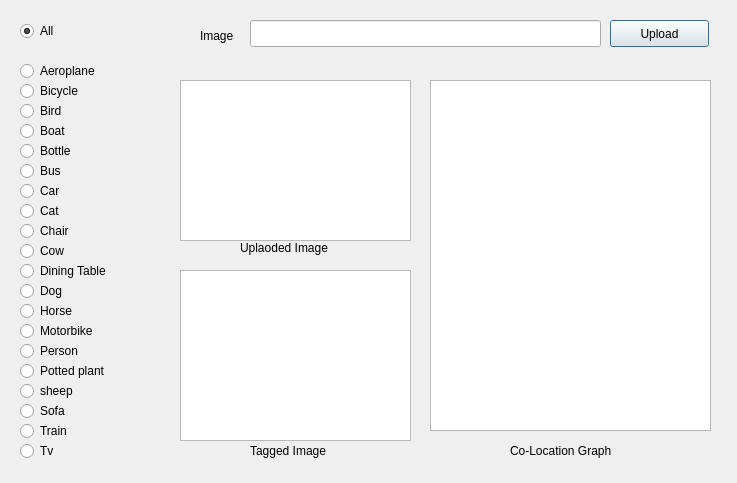
This is GUI.ui in yashchandak/Co-Location-Graph as Qt 5 draws it before an edit. The edited form follows.
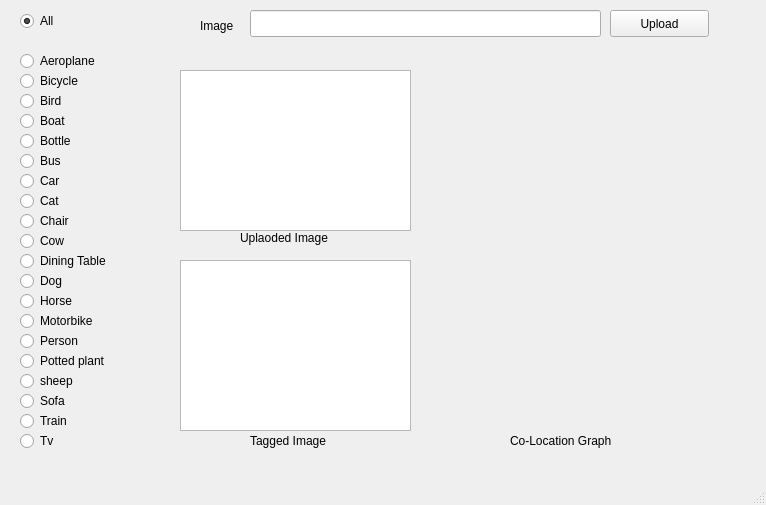
This is the edited form.

Commit message: integrated graph to GUI

The edit to the form file:
```diff
--- a/GUI.ui
+++ b/GUI.ui
@@ -1,178 +1,19 @@
 <?xml version="1.0" encoding="UTF-8"?>
 <ui version="4.0">
- <class>Dialog</class>
- <widget class="QDialog" name="Dialog">
+ <class>MainWindow</class>
+ <widget class="QMainWindow" name="MainWindow">
   <property name="geometry">
    <rect>
     <x>0</x>
     <y>0</y>
-    <width>737</width>
-    <height>483</height>
+    <width>766</width>
+    <height>505</height>
    </rect>
   </property>
   <property name="windowTitle">
    <string>Dialog</string>
   </property>
-  <widget class="QRadioButton" name="radioButton">
-   <property name="geometry">
-    <rect>
-     <x>20</x>
-     <y>20</y>
-     <width>117</width>
-     <height>22</height>
-    </rect>
-   </property>
-   <property name="text">
-    <string>All</string>
-   </property>
-   <property name="checked">
-    <bool>true</bool>
-   </property>
-  </widget>
-  <widget class="QRadioButton" name="radioButton_2">
-   <property name="geometry">
-    <rect>
-     <x>20</x>
-     <y>60</y>
-     <width>117</width>
-     <height>22</height>
-    </rect>
-   </property>
-   <property name="text">
-    <string>Aeroplane</string>
-   </property>
-   <property name="autoExclusive">
-    <bool>false</bool>
-   </property>
-  </widget>
-  <widget class="QRadioButton" name="radioButton_3">
-   <property name="geometry">
-    <rect>
-     <x>20</x>
-     <y>240</y>
-     <width>117</width>
-     <height>22</height>
-    </rect>
-   </property>
-   <property name="text">
-    <string>Cow</string>
-   </property>
-   <property name="autoExclusive">
-    <bool>false</bool>
-   </property>
-  </widget>
-  <widget class="QRadioButton" name="radioButton_4">
-   <property name="geometry">
-    <rect>
-     <x>20</x>
-     <y>260</y>
-     <width>117</width>
-     <height>22</height>
-    </rect>
-   </property>
-   <property name="text">
-    <string>Dining Table</string>
-   </property>
-   <property name="autoExclusive">
-    <bool>false</bool>
-   </property>
-  </widget>
-  <widget class="QRadioButton" name="radioButton_5">
-   <property name="geometry">
-    <rect>
-     <x>20</x>
-     <y>280</y>
-     <width>117</width>
-     <height>22</height>
-    </rect>
-   </property>
-   <property name="text">
-    <string>Dog</string>
-   </property>
-   <property name="autoExclusive">
-    <bool>false</bool>
-   </property>
-  </widget>
-  <widget class="QRadioButton" name="radioButton_6">
-   <property name="geometry">
-    <rect>
-     <x>20</x>
-     <y>300</y>
-     <width>117</width>
-     <height>22</height>
-    </rect>
-   </property>
-   <property name="text">
-    <string>Horse</string>
-   </property>
-   <property name="autoExclusive">
-    <bool>false</bool>
-   </property>
-  </widget>
-  <widget class="QRadioButton" name="radioButton_7">
-   <property name="geometry">
-    <rect>
-     <x>20</x>
-     <y>320</y>
-     <width>117</width>
-     <height>22</height>
-    </rect>
-   </property>
-   <property name="text">
-    <string>Motorbike</string>
-   </property>
-   <property name="autoExclusive">
-    <bool>false</bool>
-   </property>
-  </widget>
-  <widget class="QRadioButton" name="radioButton_8">
-   <property name="geometry">
-    <rect>
-     <x>20</x>
-     <y>340</y>
-     <width>117</width>
-     <height>22</height>
-    </rect>
-   </property>
-   <property name="text">
-    <string>Person</string>
-   </property>
-   <property name="autoExclusive">
-    <bool>false</bool>
-   </property>
-  </widget>
-  <widget class="QRadioButton" name="radioButton_9">
-   <property name="geometry">
-    <rect>
-     <x>20</x>
-     <y>360</y>
-     <width>117</width>
-     <height>22</height>
-    </rect>
-   </property>
-   <property name="text">
-    <string>Potted plant</string>
-   </property>
-   <property name="autoExclusive">
-    <bool>false</bool>
-   </property>
-  </widget>
-  <widget class="QRadioButton" name="radioButton_10">
-   <property name="geometry">
-    <rect>
-     <x>20</x>
-     <y>380</y>
-     <width>117</width>
-     <height>22</height>
-    </rect>
-   </property>
-   <property name="text">
-    <string>sheep</string>
-   </property>
-   <property name="autoExclusive">
-    <bool>false</bool>
-   </property>
-  </widget>
+  <widget class="QWidget" name="centralwidget">
   <widget class="QRadioButton" name="radioButton_11">
    <property name="enabled">
     <bool>true</bool>
@@ -180,7 +21,7 @@
    <property name="geometry">
     <rect>
      <x>20</x>
-     <y>400</y>
+      <y>390</y>
      <width>117</width>
      <height>22</height>
     </rect>
@@ -196,7 +37,7 @@
    <property name="geometry">
     <rect>
      <x>20</x>
-     <y>80</y>
+      <y>70</y>
      <width>117</width>
      <height>22</height>
     </rect>
@@ -208,59 +49,11 @@
     <bool>false</bool>
    </property>
   </widget>
-  <widget class="QRadioButton" name="radioButton_14">
-   <property name="geometry">
-    <rect>
-     <x>20</x>
-     <y>100</y>
-     <width>117</width>
-     <height>22</height>
-    </rect>
-   </property>
-   <property name="text">
-    <string>Bird</string>
-   </property>
-   <property name="autoExclusive">
-    <bool>false</bool>
-   </property>
-  </widget>
-  <widget class="QRadioButton" name="radioButton_15">
-   <property name="geometry">
-    <rect>
-     <x>20</x>
-     <y>120</y>
-     <width>117</width>
-     <height>22</height>
-    </rect>
-   </property>
-   <property name="text">
-    <string>Boat</string>
-   </property>
-   <property name="autoExclusive">
-    <bool>false</bool>
-   </property>
-  </widget>
-  <widget class="QRadioButton" name="radioButton_16">
-   <property name="geometry">
-    <rect>
-     <x>20</x>
-     <y>140</y>
-     <width>117</width>
-     <height>22</height>
-    </rect>
-   </property>
-   <property name="text">
-    <string>Bottle</string>
-   </property>
-   <property name="autoExclusive">
-    <bool>false</bool>
-   </property>
-  </widget>
   <widget class="QRadioButton" name="radioButton_17">
    <property name="geometry">
     <rect>
      <x>20</x>
-     <y>160</y>
+      <y>150</y>
      <width>117</width>
      <height>22</height>
     </rect>
@@ -272,27 +65,11 @@
     <bool>false</bool>
    </property>
   </widget>
-  <widget class="QRadioButton" name="radioButton_18">
-   <property name="geometry">
-    <rect>
-     <x>20</x>
-     <y>180</y>
-     <width>117</width>
-     <height>22</height>
-    </rect>
-   </property>
-   <property name="text">
-    <string>Car</string>
-   </property>
-   <property name="autoExclusive">
-    <bool>false</bool>
-   </property>
-  </widget>
   <widget class="QRadioButton" name="radioButton_19">
    <property name="geometry">
     <rect>
      <x>20</x>
-     <y>220</y>
+      <y>210</y>
      <width>117</width>
      <height>22</height>
     </rect>
@@ -304,79 +81,59 @@
     <bool>false</bool>
    </property>
   </widget>
-  <widget class="QRadioButton" name="radioButton_20">
+   <widget class="QRadioButton" name="radioButton_5">
    <property name="geometry">
     <rect>
      <x>20</x>
-     <y>200</y>
-     <width>117</width>
-     <height>22</height>
-    </rect>
-   </property>
-   <property name="text">
-    <string>Cat</string>
-   </property>
-   <property name="autoExclusive">
-    <bool>false</bool>
-   </property>
-  </widget>
-  <widget class="QRadioButton" name="radioButton_12">
-   <property name="geometry">
-    <rect>
-     <x>20</x>
-     <y>420</y>
-     <width>117</width>
-     <height>22</height>
-    </rect>
-   </property>
-   <property name="text">
-    <string>Train</string>
-   </property>
-   <property name="autoExclusive">
-    <bool>false</bool>
-   </property>
-  </widget>
-  <widget class="QRadioButton" name="radioButton_21">
-   <property name="geometry">
-    <rect>
-     <x>20</x>
-     <y>440</y>
-     <width>117</width>
-     <height>22</height>
-    </rect>
-   </property>
-   <property name="text">
-    <string>Tv</string>
-   </property>
-   <property name="autoExclusive">
-    <bool>false</bool>
-   </property>
-  </widget>
-  <widget class="QGraphicsView" name="graphicsView">
-   <property name="geometry">
-    <rect>
-     <x>180</x>
-     <y>80</y>
-     <width>231</width>
-     <height>161</height>
-    </rect>
-   </property>
-  </widget>
-  <widget class="QGraphicsView" name="graphicsView_2">
-   <property name="geometry">
-    <rect>
-     <x>430</x>
-     <y>80</y>
-     <width>281</width>
-     <height>351</height>
-    </rect>
-   </property>
-  </widget>
-  <widget class="QGraphicsView" name="graphicsView_3">
-   <property name="geometry">
-    <rect>
-     <x>180</x>
      <y>270</y>
+      <width>117</width>
+      <height>22</height>
+     </rect>
+    </property>
+    <property name="text">
+     <string>Dog</string>
+    </property>
+    <property name="autoExclusive">
+     <bool>false</bool>
+    </property>
+   </widget>
+   <widget class="QRadioButton" name="radioButton_14">
+    <property name="geometry">
+     <rect>
+      <x>20</x>
+      <y>90</y>
+      <width>117</width>
+      <height>22</height>
+     </rect>
+    </property>
+    <property name="text">
+     <string>Bird</string>
+    </property>
+    <property name="autoExclusive">
+     <bool>false</bool>
+    </property>
+   </widget>
+   <widget class="QRadioButton" name="radioButton_9">
+    <property name="geometry">
+     <rect>
+      <x>20</x>
+      <y>350</y>
+      <width>117</width>
+      <height>22</height>
+     </rect>
+    </property>
+    <property name="text">
+     <string>Potted plant</string>
+    </property>
+    <property name="autoExclusive">
+     <bool>false</bool>
+    </property>
+   </widget>
+   <widget class="QGraphicsView" name="graphicsView_3">
+    <property name="geometry">
+     <rect>
+      <x>180</x>
+      <y>260</y>
      <width>231</width>
      <height>171</height>
     </rect>
@@ -386,7 +143,7 @@
    <property name="geometry">
     <rect>
      <x>240</x>
-     <y>240</y>
+      <y>230</y>
      <width>121</width>
      <height>16</height>
     </rect>
@@ -395,24 +152,76 @@
     <string>Uplaoded Image</string>
    </property>
   </widget>
-  <widget class="QLabel" name="label_2">
+   <widget class="QRadioButton" name="radioButton_10">
+    <property name="geometry">
+     <rect>
+      <x>20</x>
+      <y>370</y>
+      <width>117</width>
+      <height>22</height>
+     </rect>
+    </property>
+    <property name="text">
+     <string>sheep</string>
+    </property>
+    <property name="autoExclusive">
+     <bool>false</bool>
+    </property>
+   </widget>
+   <widget class="QLabel" name="label_4">
+    <property name="geometry">
+     <rect>
+      <x>200</x>
+      <y>10</y>
+      <width>51</width>
+      <height>31</height>
+     </rect>
+    </property>
+    <property name="text">
+     <string>Image</string>
+    </property>
+   </widget>
+   <widget class="QRadioButton" name="radioButton_2">
+    <property name="geometry">
+     <rect>
+      <x>20</x>
+      <y>50</y>
+      <width>117</width>
+      <height>22</height>
+     </rect>
+    </property>
+    <property name="text">
+     <string>Aeroplane</string>
+    </property>
+    <property name="autoExclusive">
+     <bool>false</bool>
+    </property>
+   </widget>
+   <widget class="QGraphicsView" name="graphicsView">
+    <property name="geometry">
+     <rect>
+      <x>180</x>
+      <y>70</y>
+      <width>231</width>
+      <height>161</height>
+     </rect>
+    </property>
+   </widget>
+   <widget class="QLineEdit" name="lineEdit">
    <property name="geometry">
     <rect>
      <x>250</x>
-     <y>440</y>
-     <width>101</width>
-     <height>21</height>
-    </rect>
-   </property>
-   <property name="text">
-    <string>Tagged Image</string>
-   </property>
+      <y>10</y>
+      <width>351</width>
+      <height>27</height>
+     </rect>
+    </property>
   </widget>
   <widget class="QLabel" name="label_3">
    <property name="geometry">
     <rect>
      <x>510</x>
-     <y>440</y>
+      <y>430</y>
      <width>131</width>
      <height>21</height>
     </rect>
@@ -421,21 +230,216 @@
     <string>Co-Location Graph</string>
    </property>
   </widget>
-  <widget class="QLineEdit" name="lineEdit">
+   <widget class="QRadioButton" name="radioButton_3">
+    <property name="geometry">
+     <rect>
+      <x>20</x>
+      <y>230</y>
+      <width>117</width>
+      <height>22</height>
+     </rect>
+    </property>
+    <property name="text">
+     <string>Cow</string>
+    </property>
+    <property name="autoExclusive">
+     <bool>false</bool>
+    </property>
+   </widget>
+   <widget class="QRadioButton" name="radioButton_8">
+    <property name="geometry">
+     <rect>
+      <x>20</x>
+      <y>330</y>
+      <width>117</width>
+      <height>22</height>
+     </rect>
+    </property>
+    <property name="text">
+     <string>Person</string>
+    </property>
+    <property name="autoExclusive">
+     <bool>false</bool>
+    </property>
+   </widget>
+   <widget class="QRadioButton" name="radioButton_18">
+    <property name="geometry">
+     <rect>
+      <x>20</x>
+      <y>170</y>
+      <width>117</width>
+      <height>22</height>
+     </rect>
+    </property>
+    <property name="text">
+     <string>Car</string>
+    </property>
+    <property name="autoExclusive">
+     <bool>false</bool>
+    </property>
+   </widget>
+   <widget class="QRadioButton" name="radioButton_15">
+    <property name="geometry">
+     <rect>
+      <x>20</x>
+      <y>110</y>
+      <width>117</width>
+      <height>22</height>
+     </rect>
+    </property>
+    <property name="text">
+     <string>Boat</string>
+    </property>
+    <property name="autoExclusive">
+     <bool>false</bool>
+    </property>
+   </widget>
+   <widget class="QRadioButton" name="radioButton_21">
+    <property name="geometry">
+     <rect>
+      <x>20</x>
+      <y>430</y>
+      <width>117</width>
+      <height>22</height>
+     </rect>
+    </property>
+    <property name="text">
+     <string>Tv</string>
+    </property>
+    <property name="autoExclusive">
+     <bool>false</bool>
+    </property>
+   </widget>
+   <widget class="QRadioButton" name="radioButton_20">
+    <property name="geometry">
+     <rect>
+      <x>20</x>
+      <y>190</y>
+      <width>117</width>
+      <height>22</height>
+     </rect>
+    </property>
+    <property name="text">
+     <string>Cat</string>
+    </property>
+    <property name="autoExclusive">
+     <bool>false</bool>
+    </property>
+   </widget>
+   <widget class="QRadioButton" name="radioButton_7">
+    <property name="geometry">
+     <rect>
+      <x>20</x>
+      <y>310</y>
+      <width>117</width>
+      <height>22</height>
+     </rect>
+    </property>
+    <property name="text">
+     <string>Motorbike</string>
+    </property>
+    <property name="autoExclusive">
+     <bool>false</bool>
+    </property>
+   </widget>
+   <widget class="QRadioButton" name="radioButton_4">
+    <property name="geometry">
+     <rect>
+      <x>20</x>
+      <y>250</y>
+      <width>117</width>
+      <height>22</height>
+     </rect>
+    </property>
+    <property name="text">
+     <string>Dining Table</string>
+    </property>
+    <property name="autoExclusive">
+     <bool>false</bool>
+    </property>
+   </widget>
+   <widget class="QRadioButton" name="radioButton_12">
+    <property name="geometry">
+     <rect>
+      <x>20</x>
+      <y>410</y>
+      <width>117</width>
+      <height>22</height>
+     </rect>
+    </property>
+    <property name="text">
+     <string>Train</string>
+    </property>
+    <property name="autoExclusive">
+     <bool>false</bool>
+    </property>
+   </widget>
+   <widget class="QRadioButton" name="radioButton_6">
+    <property name="geometry">
+     <rect>
+      <x>20</x>
+      <y>290</y>
+      <width>117</width>
+      <height>22</height>
+     </rect>
+    </property>
+    <property name="text">
+     <string>Horse</string>
+    </property>
+    <property name="autoExclusive">
+     <bool>false</bool>
+    </property>
+   </widget>
+   <widget class="QRadioButton" name="radioButton_16">
+    <property name="geometry">
+     <rect>
+      <x>20</x>
+      <y>130</y>
+      <width>117</width>
+      <height>22</height>
+     </rect>
+    </property>
+    <property name="text">
+     <string>Bottle</string>
+    </property>
+    <property name="autoExclusive">
+     <bool>false</bool>
+    </property>
+   </widget>
+   <widget class="QRadioButton" name="radioButton">
+    <property name="geometry">
+     <rect>
+      <x>20</x>
+      <y>10</y>
+      <width>117</width>
+      <height>22</height>
+     </rect>
+    </property>
+    <property name="text">
+     <string>All</string>
+    </property>
+    <property name="checked">
+     <bool>true</bool>
+    </property>
+   </widget>
+   <widget class="QLabel" name="label_2">
    <property name="geometry">
     <rect>
      <x>250</x>
-     <y>20</y>
-     <width>351</width>
-     <height>27</height>
-    </rect>
-   </property>
+      <y>430</y>
+      <width>101</width>
+      <height>21</height>
+     </rect>
+    </property>
+    <property name="text">
+     <string>Tagged Image</string>
+    </property>
   </widget>
   <widget class="QPushButton" name="pushButton">
    <property name="geometry">
     <rect>
      <x>610</x>
-     <y>20</y>
+      <y>10</y>
      <width>99</width>
      <height>27</height>
     </rect>
@@ -444,19 +448,35 @@
     <string>Upload</string>
    </property>
   </widget>
-  <widget class="QLabel" name="label_4">
+   <widget class="QWidget" name="mplwindow" native="true">
    <property name="geometry">
     <rect>
-     <x>200</x>
-     <y>20</y>
-     <width>51</width>
-     <height>31</height>
-    </rect>
-   </property>
-   <property name="text">
-    <string>Image</string>
-   </property>
-  </widget>
+      <x>430</x>
+      <y>70</y>
+      <width>321</width>
+      <height>361</height>
+     </rect>
+    </property>
+    <property name="sizePolicy">
+     <sizepolicy hsizetype="Expanding" vsizetype="Expanding">
+      <horstretch>0</horstretch>
+      <verstretch>0</verstretch>
+     </sizepolicy>
+    </property>
+    <layout class="QVBoxLayout" name="mplvl"/>
+   </widget>
+  </widget>
+  <widget class="QMenuBar" name="menubar">
+   <property name="geometry">
+    <rect>
+     <x>0</x>
+     <y>0</y>
+     <width>766</width>
+     <height>25</height>
+    </rect>
+   </property>
+  </widget>
+  <widget class="QStatusBar" name="statusbar"/>
  </widget>
  <resources/>
  <connections/>
```
Left out of the diff: 2 changed lines with no effect on the pictures. Lines whose indentation alone changed are shown as unchanged. The commit also changes 6 other files.
